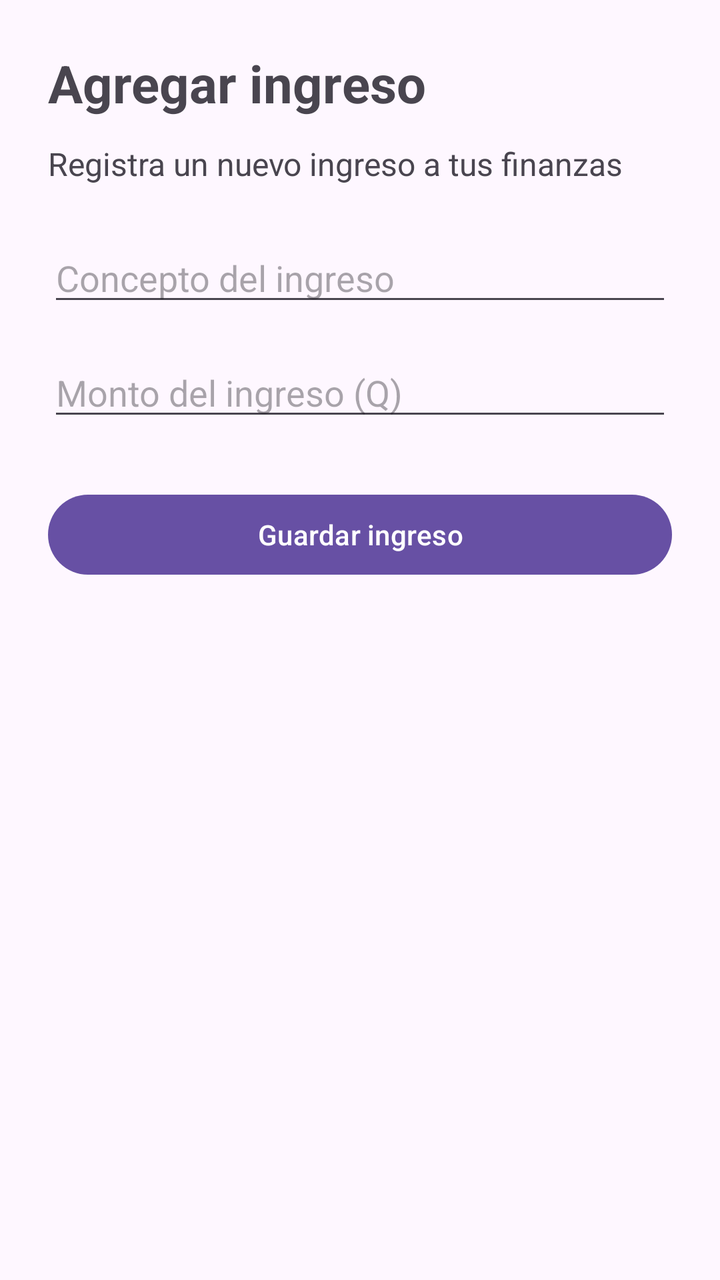
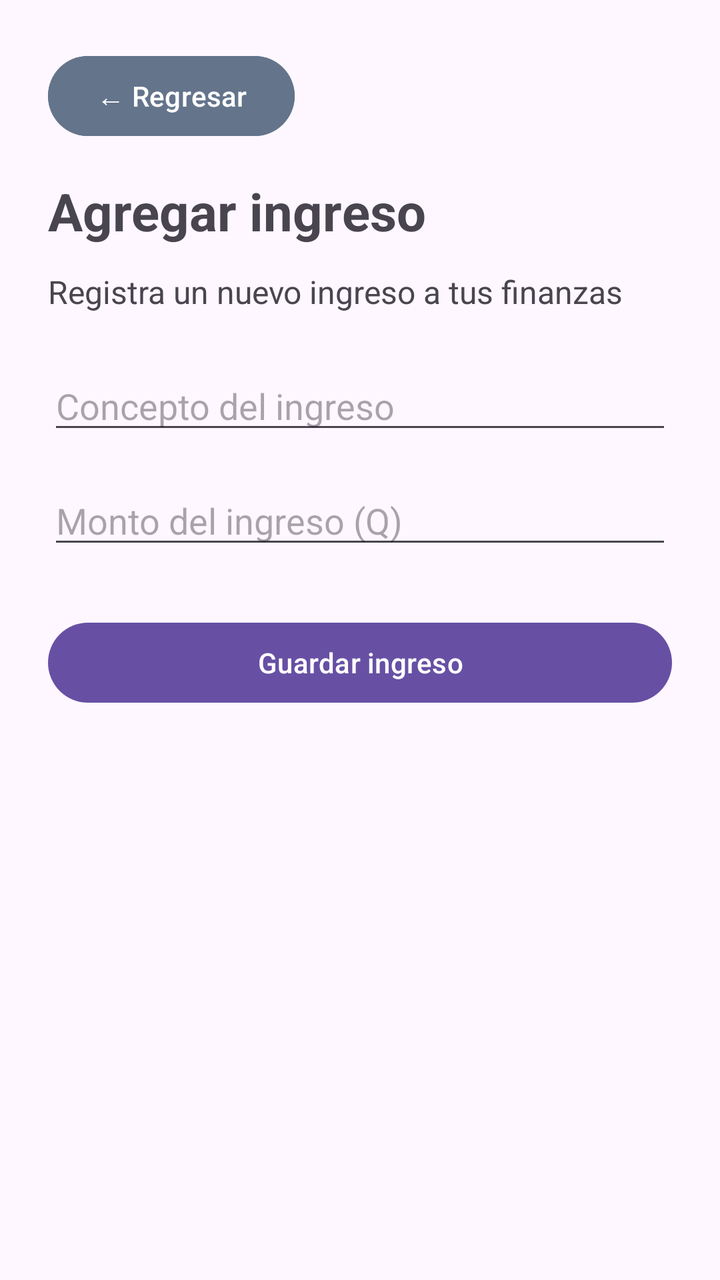

Two renders of the same Android screen: before a commit and after it. Below are the layout's source before the change and the commit's diff.
<!-- AndroidManifest.xml: application theme Theme.ControldeGastos -->
<!-- res/layout/activity_agregar_ingreso.xml -->
<?xml version="1.0" encoding="utf-8"?>
<ScrollView xmlns:android="http://schemas.android.com/apk/res/android"
    android:layout_width="match_parent"
    android:layout_height="match_parent"
    android:fillViewport="true">

    <LinearLayout
        android:layout_width="match_parent"
        android:layout_height="wrap_content"
        android:orientation="vertical"
        android:padding="24dp">

        <TextView
            android:layout_width="match_parent"
            android:layout_height="wrap_content"
            android:text="Agregar ingreso"
            android:textSize="26sp"
            android:textStyle="bold"
            android:layout_marginBottom="12dp" />

        <TextView
            android:layout_width="match_parent"
            android:layout_height="wrap_content"
            android:text="Registra un nuevo ingreso a tus finanzas"
            android:textSize="16sp"
            android:layout_marginBottom="24dp" />

        <EditText
            android:id="@+id/etConceptoIngreso"
            android:layout_width="match_parent"
            android:layout_height="wrap_content"
            android:hint="Concepto del ingreso"
            android:inputType="textCapSentences" />

        <EditText
            android:id="@+id/etMontoIngreso"
            android:layout_width="match_parent"
            android:layout_height="wrap_content"
            android:hint="Monto del ingreso (Q)"
            android:inputType="numberDecimal"
            android:layout_marginTop="16dp" />

        <Button
            android:id="@+id/btnGuardarIngreso"
            android:layout_width="match_parent"
            android:layout_height="wrap_content"
            android:text="Guardar ingreso"
            android:layout_marginTop="28dp" />

    </LinearLayout>
</ScrollView>
<!-- resources referenced by this layout -->
<resources>
  <style name="Theme.ControldeGastos" parent="Base.Theme.ControldeGastos" />
  <style name="Base.Theme.ControldeGastos" parent="Theme.Material3.DayNight.NoActionBar">
          
          
      </style>
</resources>

<!-- the commit's change to res/layout/activity_agregar_ingreso.xml (unified diff, before → after) -->
@@ -9,6 +9,16 @@
         android:layout_height="wrap_content"
         android:orientation="vertical"
         android:padding="24dp">
+
+        <Button
+            android:id="@+id/btnRegresar"
+            android:layout_width="wrap_content"
+            android:layout_height="wrap_content"
+            android:text="← Regresar"
+            android:textAllCaps="false"
+            android:textColor="#FFFFFF"
+            android:backgroundTint="#64748B"
+            android:layout_marginBottom="16dp" />
 
         <TextView
             android:layout_width="match_parent"
